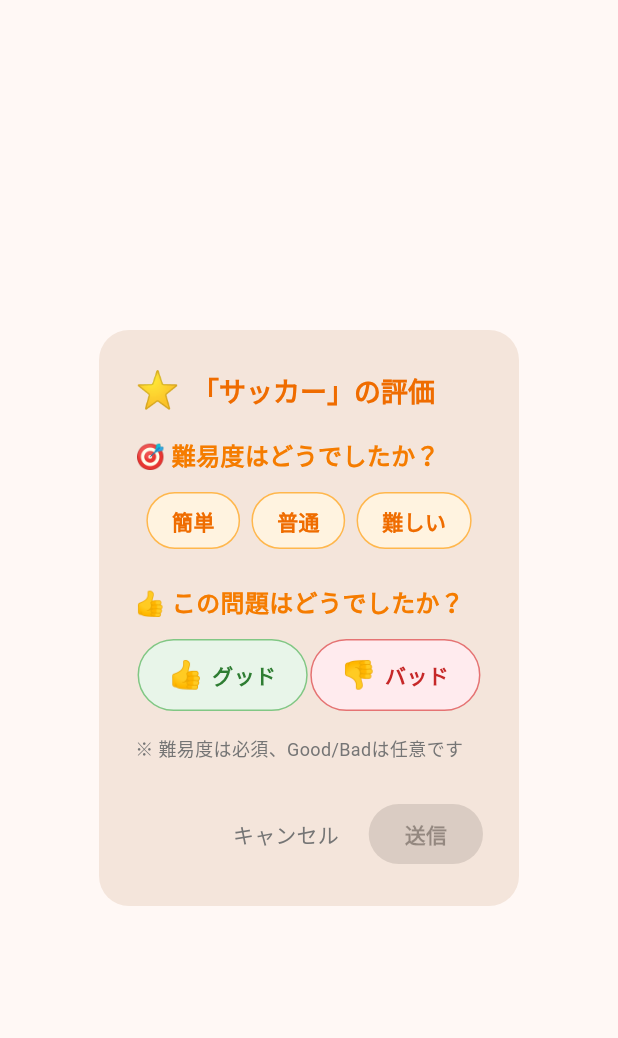
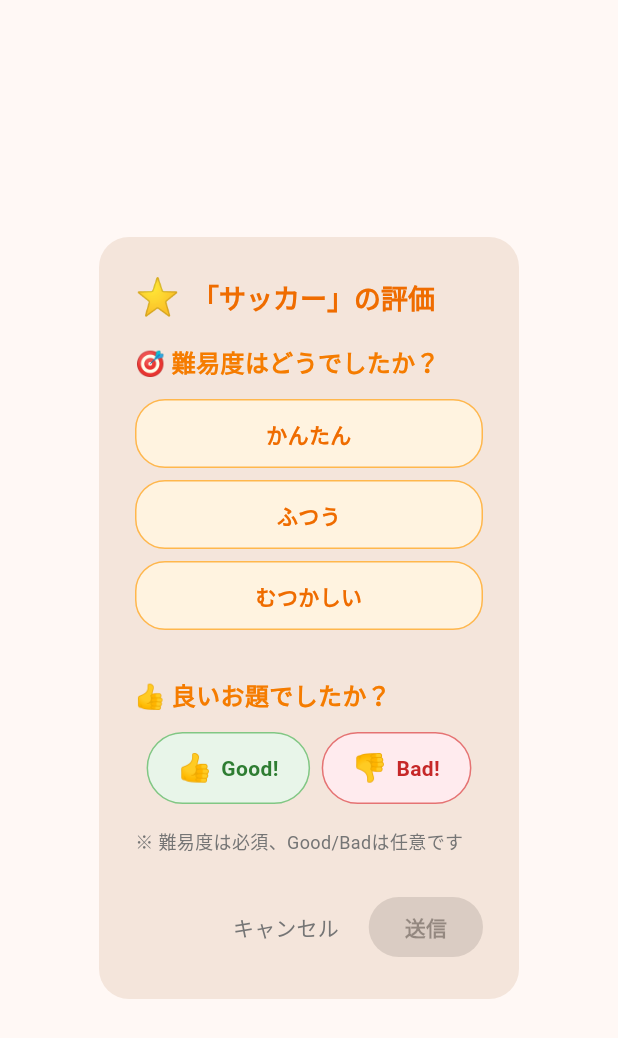
Before and after one commit to 3balljugglerYu/katakanahanashi, a Flutter app: the RatingDialog widget shown alone on an empty page, opened directly with sample values from the repository, on a phone screen of 412 x 824 dp. Shown: the top 1038 px of the screen. Run offline on Flutter 3.47's test engine with Material 3 defaults, Android fonts, the phone set to English and light mode, and no system bars; our stand-ins replace flutter_dotenv, flutter_hooks, freezed_annotation, get_it, hooks_riverpod, introduction_screen and 2 more; missing offline and left inert: particles_flutter; accounts and stored records are empty; Roboto replaces fonts that are missing (NotoSansJP).

Commit message:
評価のダイアログ修正

```diff
--- a/lib/data/models/word_rating.dart
+++ b/lib/data/models/word_rating.dart
@@ -42,11 +42,11 @@ extension DifficultyExtension on Difficulty {
   String get displayName {
     switch (this) {
       case Difficulty.easy:
-        return '簡単';
+        return 'かんたん';
       case Difficulty.normal:
-        return '普通';
+        return 'ふつう';
       case Difficulty.hard:
-        return '難しい';
+        return 'むつかしい';
     }
   }
 }
--- a/lib/ui/home/widgets/rating_dialog.dart
+++ b/lib/ui/home/widgets/rating_dialog.dart
@@ -9,11 +9,7 @@ class RatingDialog extends HookConsumerWidget {
   final KatakanaWord word;
   final Function(SimpleRating) onSubmit;
 
-  const RatingDialog({
-    super.key,
-    required this.word,
-    required this.onSubmit,
-  });
+  const RatingDialog({super.key, required this.word, required this.onSubmit});
 
   @override
   Widget build(BuildContext context, WidgetRef ref) {
@@ -21,9 +17,7 @@ class RatingDialog extends HookConsumerWidget {
     final selectedGoodBad = useState<bool?>(null);
 
     return AlertDialog(
-      shape: RoundedRectangleBorder(
-        borderRadius: BorderRadius.circular(20),
-      ),
+      shape: RoundedRectangleBorder(borderRadius: BorderRadius.circular(20)),
       title: Row(
         children: [
           const Text('⭐', style: TextStyle(fontSize: 24)),
@@ -54,16 +48,19 @@ class RatingDialog extends HookConsumerWidget {
             ),
           ),
           const SizedBox(height: 12),
-          Row(
-            mainAxisAlignment: MainAxisAlignment.spaceEvenly,
+          Column(
             children: Difficulty.values.map((difficulty) {
               final isSelected = selectedDifficulty.value == difficulty;
-              return GestureDetector(
+              return Padding(
+                padding: const EdgeInsets.only(bottom: 8),
+                child: SizedBox(
+                  width: double.infinity,
+                  child: GestureDetector(
                     onTap: () => selectedDifficulty.value = difficulty,
                     child: Container(
                       padding: const EdgeInsets.symmetric(
                         horizontal: 16,
-                    vertical: 8,
+                        vertical: 12,
                       ),
                       decoration: BoxDecoration(
                         color: isSelected
@@ -77,12 +74,15 @@ class RatingDialog extends HookConsumerWidget {
                       ),
                       child: Text(
                         difficulty.displayName,
+                        textAlign: TextAlign.center,
                         style: TextStyle(
                           color: isSelected
                               ? Colors.white
                               : Colors.orange.shade800,
                           fontWeight: FontWeight.w600,
                           fontSize: 14,
+                        ),
+                      ),
                     ),
                   ),
                 ),
@@ -94,7 +94,7 @@ class RatingDialog extends HookConsumerWidget {
 
           // Good/Bad評価
           Text(
-            '👍 この問題はどうでしたか？',
+            '👍 良いお題でしたか？',
             style: TextStyle(
               fontSize: 16,
               fontWeight: FontWeight.w600,
@@ -130,7 +130,7 @@ class RatingDialog extends HookConsumerWidget {
                       const Text('👍', style: TextStyle(fontSize: 18)),
                       const SizedBox(width: 6),
                       Text(
-                        'グッド',
+                        'Good!',
                         style: TextStyle(
                           color: selectedGoodBad.value == true
                               ? Colors.white
@@ -168,7 +168,7 @@ class RatingDialog extends HookConsumerWidget {
                       const Text('👎', style: TextStyle(fontSize: 18)),
                       const SizedBox(width: 6),
                       Text(
-                        'バッド',
+                        'Bad!',
                         style: TextStyle(
                           color: selectedGoodBad.value == false
                               ? Colors.white
@@ -186,10 +186,7 @@ class RatingDialog extends HookConsumerWidget {
           const SizedBox(height: 16),
           Text(
             '※ 難易度は必須、Good/Badは任意です',
-            style: TextStyle(
-              fontSize: 12,
-              color: Colors.grey.shade600,
-            ),
+            style: TextStyle(fontSize: 12, color: Colors.grey.shade600),
           ),
         ],
       ),
@@ -197,15 +194,14 @@ class RatingDialog extends HookConsumerWidget {
         // キャンセルボタン
         TextButton(
           onPressed: () => Navigator.of(context).pop(),
-          child: Text(
-            'キャンセル',
-            style: TextStyle(color: Colors.grey.shade600),
-          ),
+          child: Text('キャンセル', style: TextStyle(color: Colors.grey.shade600)),
         ),
 
         // 送信ボタン
         ElevatedButton(
-          onPressed: selectedDifficulty.value == null ? null : () {
+          onPressed: selectedDifficulty.value == null
+              ? null
+              : () {
                   final rating = SimpleRating(
                     wordId: word.id ?? 'local_${word.word}', // ローカル用の仮ID
                     difficulty: selectedDifficulty.value!,
```
Lines whose indentation alone changed are shown as unchanged.
